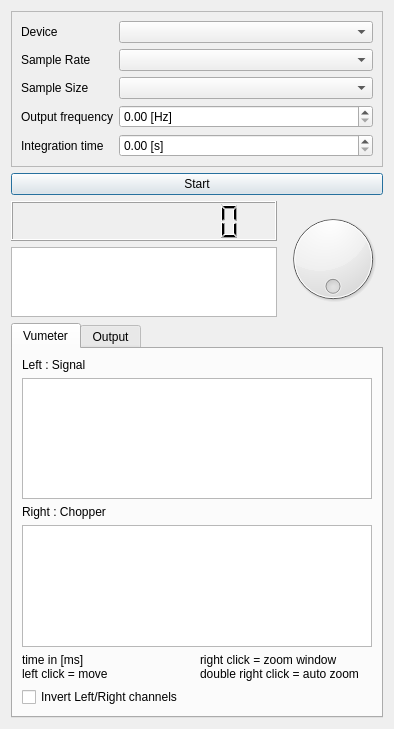
The window that src/lockin_gui.ui (antigol/lockin2) describes before a commit, drawn with Qt 5.
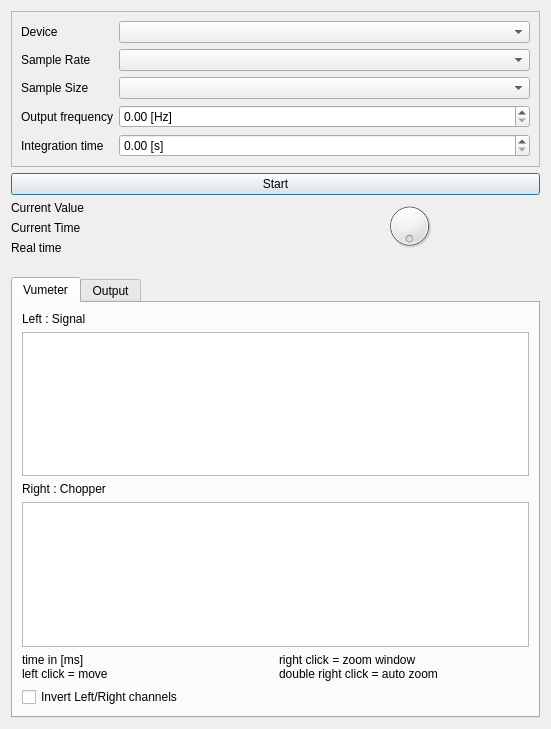
The same window after the commit. Custom widgets are drawn as their Qt base class.

Commit message: simplify interface

Diff of the .ui file:
```diff
--- a/src/lockin_gui.ui
+++ b/src/lockin_gui.ui
@@ -6,7 +6,7 @@
    <rect>
     <x>0</x>
     <y>0</y>
-    <width>394</width>
+    <width>551</width>
     <height>729</height>
    </rect>
   </property>
@@ -111,49 +111,79 @@
    </item>
    <item>
     <layout class="QHBoxLayout" name="horizontalLayout">
+     <item>
+      <layout class="QFormLayout" name="formLayout">
+       <item row="0" column="0">
+        <widget class="QLabel" name="label_6">
+         <property name="text">
+          <string>Current Value</string>
+         </property>
+        </widget>
+       </item>
+       <item row="0" column="1">
+        <widget class="QLabel" name="label_current_value">
+         <property name="text">
+          <string>&lt;no value&gt;</string>
+         </property>
+        </widget>
+       </item>
+       <item row="1" column="0">
+        <widget class="QLabel" name="label_7">
+         <property name="text">
+          <string>Current Time</string>
+         </property>
+        </widget>
+       </item>
+       <item row="1" column="1">
+        <widget class="QLabel" name="label_current_time">
+         <property name="text">
+          <string>&lt;no value&gt;</string>
+         </property>
+        </widget>
+       </item>
+       <item row="2" column="0">
+        <widget class="QLabel" name="label_8">
+         <property name="text">
+          <string>Real time</string>
+         </property>
+        </widget>
+       </item>
+       <item row="2" column="1">
+        <widget class="QLabel" name="label_real_time">
+         <property name="text">
+          <string>&lt;no value&gt;</string>
+         </property>
+        </widget>
+       </item>
+      </layout>
+     </item>
      <item>
       <layout class="QVBoxLayout" name="verticalLayout">
        <item>
-        <widget class="QLCDNumber" name="lcdForXValue">
-         <property name="minimumSize">
-          <size>
-           <width>0</width>
-           <height>40</height>
-          </size>
+        <widget class="QDial" name="dial">
+         <property name="maximum">
+          <number>3600</number>
          </property>
-         <property name="digitCount">
-          <number>10</number>
-         </property>
-        </widget>
-       </item>
-       <item>
-        <widget class="QPlainTextEdit" name="info">
-         <property name="maximumSize">
-          <size>
-           <width>16777215</width>
-           <height>130</height>
-          </size>
-         </property>
-         <property name="readOnly">
+         <property name="wrapping">
           <bool>true</bool>
          </property>
+         <property name="notchesVisible">
+          <bool>false</bool>
+         </property>
+        </widget>
+       </item>
+       <item>
+        <widget class="QLabel" name="label_phase">
+         <property name="text">
+          <string>&lt;phase&gt;</string>
+         </property>
+         <property name="alignment">
+          <set>Qt::AlignHCenter|Qt::AlignTop</set>
+         </property>
         </widget>
        </item>
       </layout>
      </item>
-     <item>
-      <widget class="QDial" name="dial">
-       <property name="maximum">
-        <number>3600</number>
-       </property>
-       <property name="wrapping">
-        <bool>true</bool>
-       </property>
-       <property name="notchesVisible">
-        <bool>false</bool>
-       </property>
-      </widget>
-     </item>
     </layout>
    </item>
    <item>
```
The commit also changes 1 other file.
